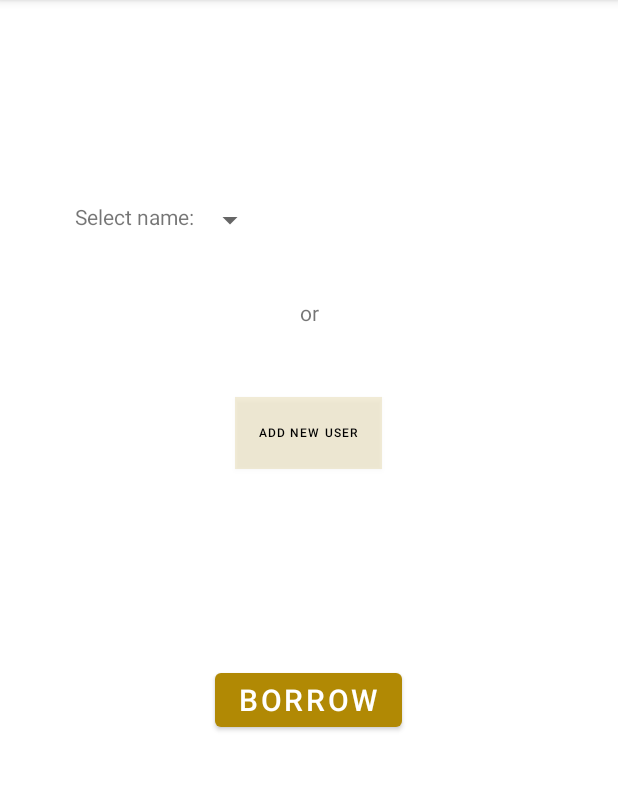
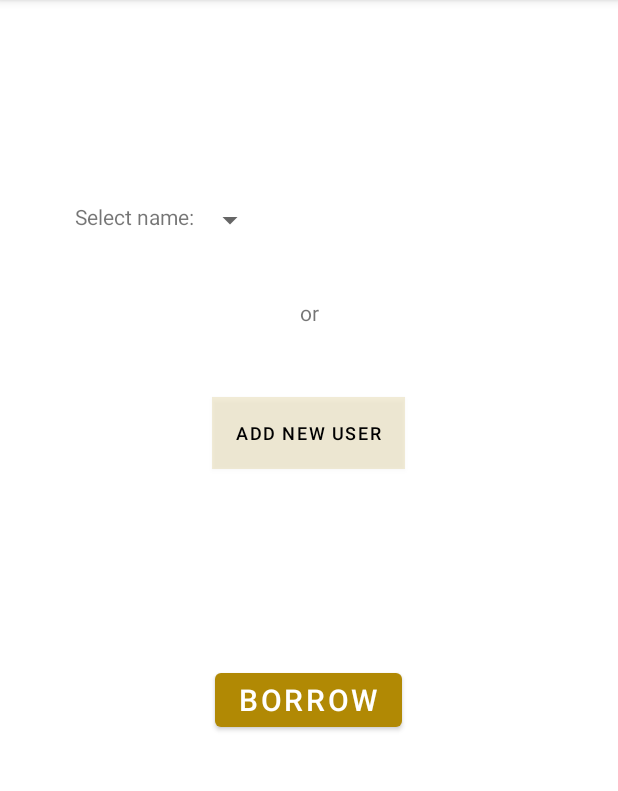
Before and after one commit to patrizianeubauer/LibrarySystem, an Android app: the BorrowDetailsActivity screen opened directly, with no data from a screen before it, on a phone screen of 412 x 824 dp, the part 84-875 px from its top. Run offline under Robolectric (Android 15) with nearby library versions, the phone set to English and light mode, and no system bars; 7 statements that could not run were skipped.

Commit message:
bigger text size "ADD NEW USER"

```diff
--- a/app/src/main/res/layout/borrow_with_user_activity.xml
+++ b/app/src/main/res/layout/borrow_with_user_activity.xml
@@ -53,7 +53,7 @@
         android:background="@color/grey"
         android:text="Add New User"
         android:textColor="@color/black"
-        android:textSize="8dp"
+        android:textSize="12dp"
         app:layout_constraintBottom_toBottomOf="parent"
         app:layout_constraintEnd_toEndOf="parent"
         app:layout_constraintHorizontal_bias="0.498"
```
Also changed, not shown: 1 other file.
